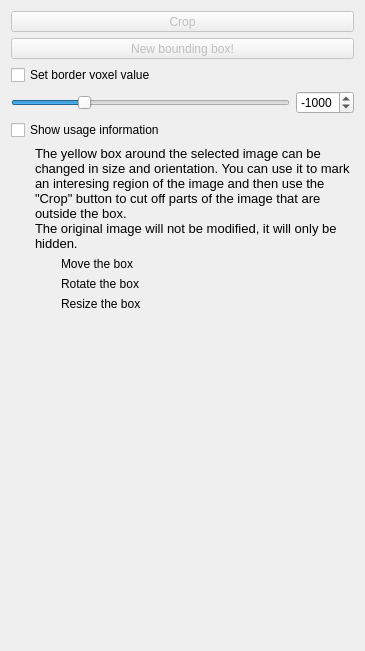
MITK/MITK, file Plugins/org.mitk.gui.qt.imagecropper/src/internal/QmitkImageCropperControls.ui: the form before one commit.
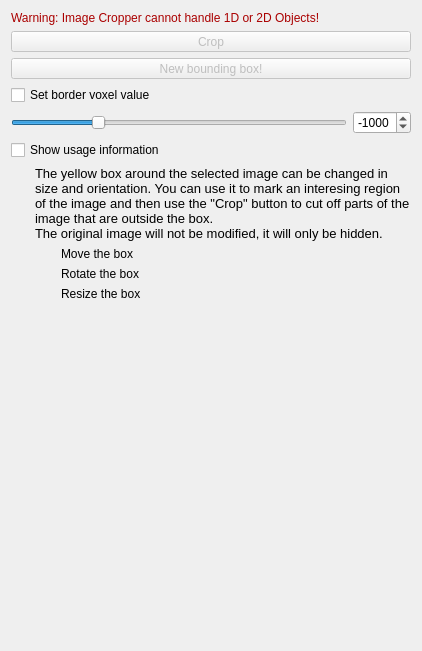
The form after the commit. Icons and pictures are not drawn.

Commit message: show warning when 2d object is selected, and disable widget

```diff
--- a/Plugins/org.mitk.gui.qt.imagecropper/src/internal/QmitkImageCropperControls.ui
+++ b/Plugins/org.mitk.gui.qt.imagecropper/src/internal/QmitkImageCropperControls.ui
@@ -6,7 +6,7 @@
    <rect>
     <x>0</x>
     <y>0</y>
-    <width>365</width>
+    <width>422</width>
     <height>651</height>
    </rect>
   </property>
@@ -20,6 +20,53 @@
    <string>BoundingObjectImageCropper</string>
   </property>
   <layout class="QVBoxLayout" name="verticalLayout">
+   <item>
+    <widget class="QLabel" name="warningLabel">
+     <property name="enabled">
+      <bool>true</bool>
+     </property>
+     <property name="palette">
+      <palette>
+       <active>
+        <colorrole role="WindowText">
+         <brush brushstyle="SolidPattern">
+          <color alpha="255">
+           <red>170</red>
+           <green>0</green>
+           <blue>0</blue>
+          </color>
+         </brush>
+        </colorrole>
+       </active>
+       <inactive>
+        <colorrole role="WindowText">
+         <brush brushstyle="SolidPattern">
+          <color alpha="255">
+           <red>170</red>
+           <green>0</green>
+           <blue>0</blue>
+          </color>
+         </brush>
+        </colorrole>
+       </inactive>
+       <disabled>
+        <colorrole role="WindowText">
+         <brush brushstyle="SolidPattern">
+          <color alpha="255">
+           <red>170</red>
+           <green>0</green>
+           <blue>0</blue>
+          </color>
+         </brush>
+        </colorrole>
+       </disabled>
+      </palette>
+     </property>
+     <property name="text">
+      <string>Warning: Image Cropper cannot handle 1D or 2D Objects!</string>
+     </property>
+    </widget>
+   </item>
    <item>
     <widget class="QToolButton" name="m_CropButton">
      <property name="enabled">
```
Left out of the diff: 2 changed lines with no effect on the pictures. The commit also changes 1 other file.
